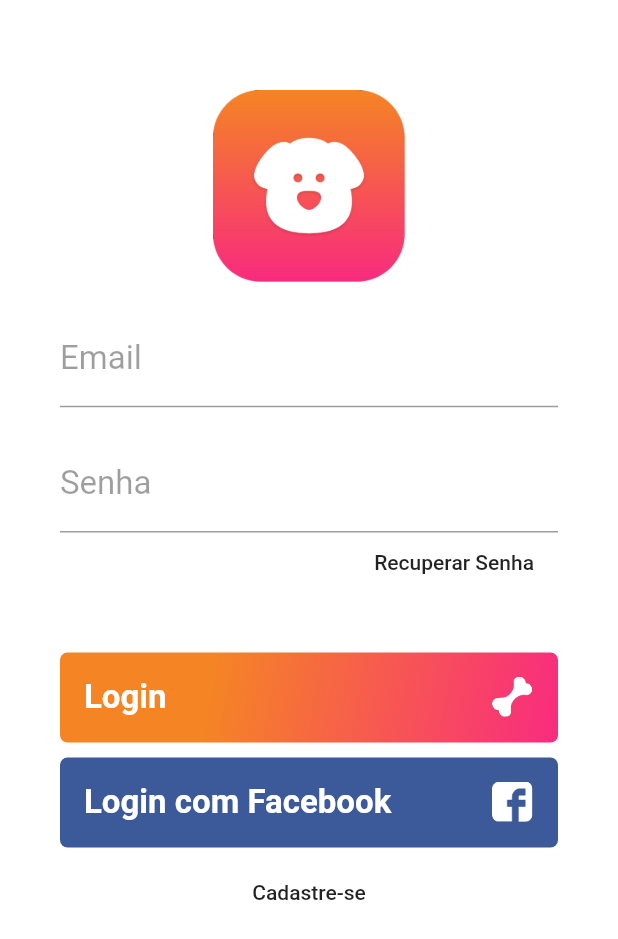
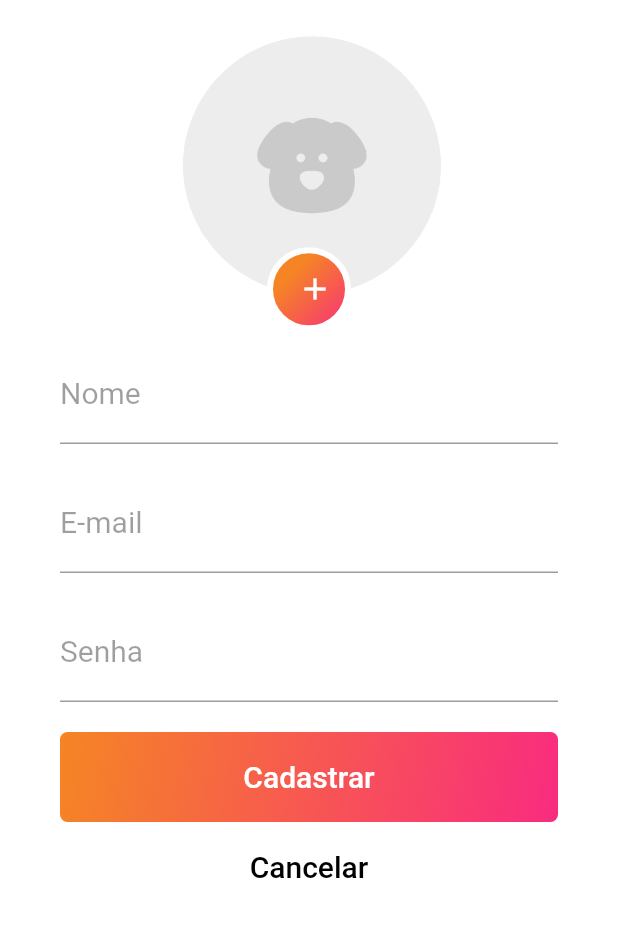
Before and after one commit to felipefpm/-flutter-adoteUmDoguinho, a Flutter app: the screen it shows after launch, after a tap on "Cadastre-se", on a phone screen of 412 x 824 dp. Shown: the top 939 px of the screen. Run offline on Flutter 3.47's test engine with Material 2 defaults, Android fonts, the phone set to English and light mode, and no system bars.

Commit message:
feature singup page

```diff
--- a/lib/pages/login-page.dart
+++ b/lib/pages/login-page.dart
@@ -1,5 +1,6 @@
 import 'package:flutter/material.dart';
 import 'package:login_page/pages/reset-password-page.dart';
+import 'package:login_page/pages/singup-page.dart';
 
 class LoginPage extends StatelessWidget {
   @override
@@ -135,7 +136,13 @@ class LoginPage extends StatelessWidget {
             Container(
               height: 40,
               child: FlatButton(
-                onPressed: () {},
+                onPressed: () {
+                  Navigator.push(
+                      context,
+                      MaterialPageRoute(
+                        builder: (context) => SignupPage(),
+                      ));
+                },
                 child: Text(
                   "Cadastre-se",
                   textAlign: TextAlign.center,
--- a/lib/pages/reset-password-page.dart
+++ b/lib/pages/reset-password-page.dart
@@ -96,7 +96,7 @@ class ResetPasswordPage extends StatelessWidget {
             ),
             SizedBox(
               height: 20,
-            )
+            ),
           ],
         ),
         padding: EdgeInsets.only(
--- /dev/null
+++ b/lib/pages/singup-page.dart
@@ -0,0 +1,162 @@
+import 'package:flutter/cupertino.dart';
+import 'package:flutter/material.dart';
+
+class SignupPage extends StatelessWidget {
+  @override
+  Widget build(BuildContext context) {
+    return Scaffold(
+      body: Container(
+        padding: EdgeInsets.only(
+          top: 10,
+          left: 40,
+          right: 40,
+        ),
+        color: Colors.white,
+        child: ListView(
+          children: <Widget>[
+            Container(
+              width: 200,
+              height: 200,
+              alignment: Alignment(0.0, 1.15),
+              decoration: BoxDecoration(
+                image: DecorationImage(
+                  image: AssetImage("assets/profile-picture.png"),
+                  fit: BoxFit.fitHeight,
+                ),
+              ),
+              child: Container(
+                height: 56,
+                width: 56,
+                alignment: Alignment.center,
+                decoration: BoxDecoration(
+                  gradient: LinearGradient(
+                    begin: Alignment.topLeft,
+                    end: Alignment.bottomRight,
+                    stops: [0.3, 1],
+                    colors: [
+                      Color(0xFFF58524),
+                      Color(0xFFF92B7F),
+                    ],
+                  ),
+                  border: Border.all(
+                    width: 4.0,
+                    color: const Color(0xFFFFFFFFF),
+                  ),
+                  borderRadius: BorderRadius.all(Radius.circular(56)),
+                ),
+                child: SizedBox.expand(
+                  child: FlatButton(
+                    onPressed: () => {},
+                    child: Icon(
+                      Icons.add,
+                      color: Colors.white,
+                    ),
+                  ),
+                ),
+              ),
+            ),
+            SizedBox(
+              height: 20,
+            ),
+            TextFormField(
+              // autofocus: true,
+              keyboardType: TextInputType.text,
+              style: TextStyle(
+                fontSize: 20,
+              ),
+              decoration: InputDecoration(
+                  labelText: "Nome",
+                  labelStyle: TextStyle(
+                    color: Colors.black38,
+                    fontWeight: FontWeight.w400,
+                    fontSize: 20,
+                  )),
+            ),
+            SizedBox(
+              height: 20,
+            ),
+            TextFormField(
+              // autofocus: true,
+              keyboardType: TextInputType.emailAddress,
+              style: TextStyle(
+                fontSize: 20,
+              ),
+              decoration: InputDecoration(
+                  labelText: "E-mail",
+                  labelStyle: TextStyle(
+                    color: Colors.black38,
+                    fontWeight: FontWeight.w400,
+                    fontSize: 20,
+                  )),
+            ),
+            SizedBox(
+              height: 20,
+            ),
+            TextFormField(
+              // autofocus: true,
+              obscureText: true,
+              keyboardType: TextInputType.text,
+              style: TextStyle(
+                fontSize: 20,
+              ),
+              decoration: InputDecoration(
+                  labelText: "Senha",
+                  labelStyle: TextStyle(
+                    color: Colors.black38,
+                    fontWeight: FontWeight.w400,
+                    fontSize: 20,
+                  )),
+            ),
+            SizedBox(
+              height: 20,
+            ),
+            Container(
+              height: 60,
+              alignment: Alignment.centerLeft,
+              decoration: BoxDecoration(
+                gradient: LinearGradient(
+                  begin: Alignment.topLeft,
+                  end: Alignment.bottomRight,
+                  colors: [
+                    Color(0xFFF58524),
+                    Color(0xFFF92B7F),
+                  ],
+                ),
+                borderRadius: BorderRadius.all(Radius.circular(5)),
+              ),
+              child: SizedBox.expand(
+                child: FlatButton(
+                  onPressed: () => {},
+                  child: Text(
+                    "Cadastrar",
+                    style: TextStyle(
+                      color: Colors.white,
+                      fontSize: 20,
+                    ),
+                  ),
+                ),
+              ),
+            ),
+            SizedBox(
+              height: 10,
+            ),
+            Container(
+              height: 40,
+              alignment: Alignment.center,
+              child: FlatButton(
+                onPressed: () => Navigator.pop(context, false),
+                child: Text(
+                  "Cancelar",
+                  style: TextStyle(
+                    color: Colors.black,
+                    fontSize: 20,
+                  ),
+                ),
+              ),
+            ),
+          ],
+        ),
+      ),
+    );
+  }
+}
```
